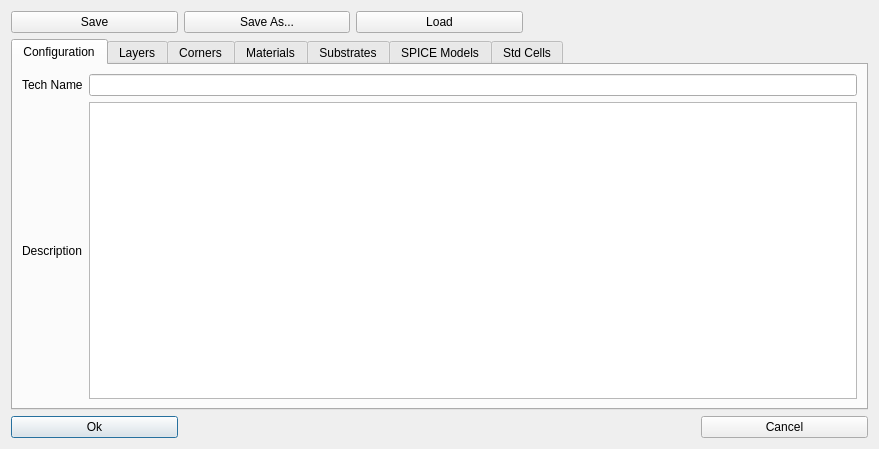
Before: the Qt Designer form qucs/technologyeditor.ui in ariasensing/qucs-ic, drawn with Qt 5.
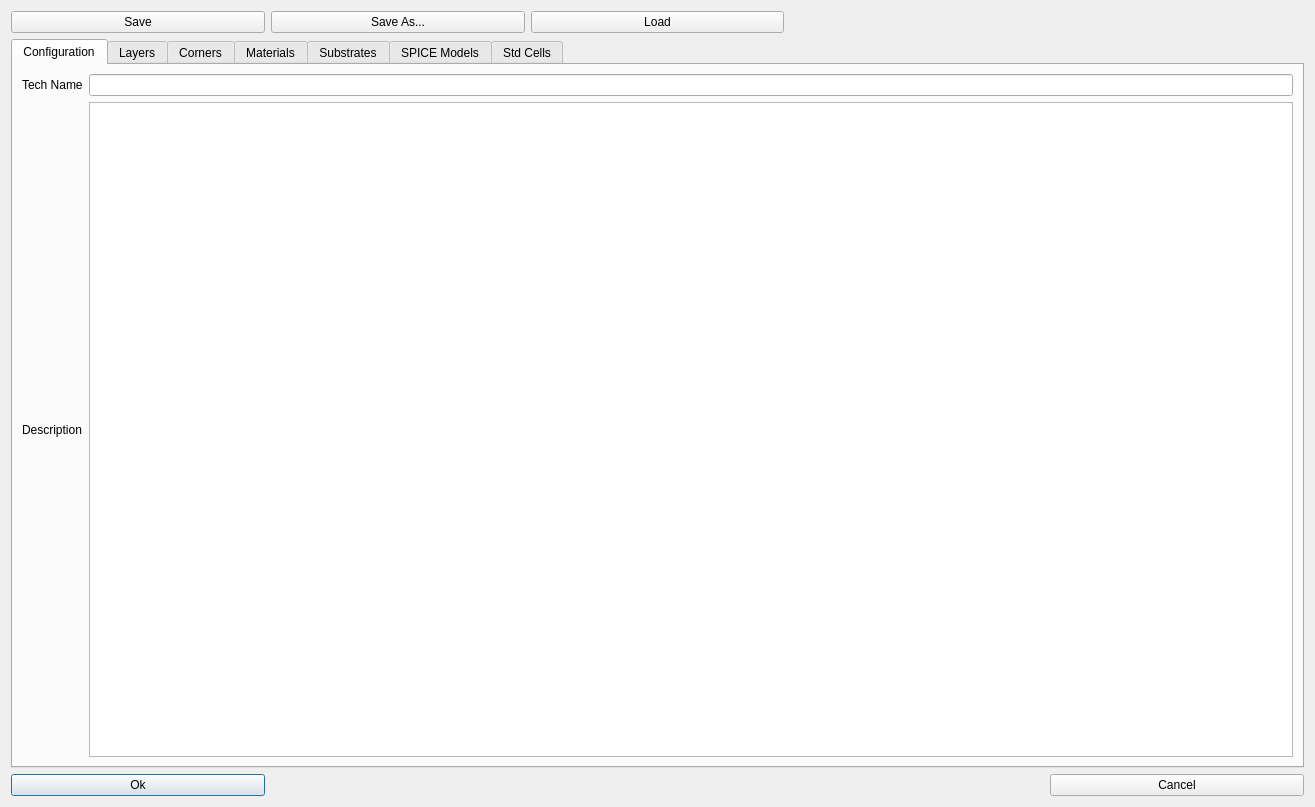
After: the same form once the commit is applied.

The edit to the form file:
```diff
--- a/qucs/technologyeditor.ui
+++ b/qucs/technologyeditor.ui
@@ -6,8 +6,8 @@
    <rect>
     <x>0</x>
     <y>0</y>
-    <width>879</width>
-    <height>449</height>
+    <width>1315</width>
+    <height>807</height>
    </rect>
   </property>
   <property name="windowTitle">
```
